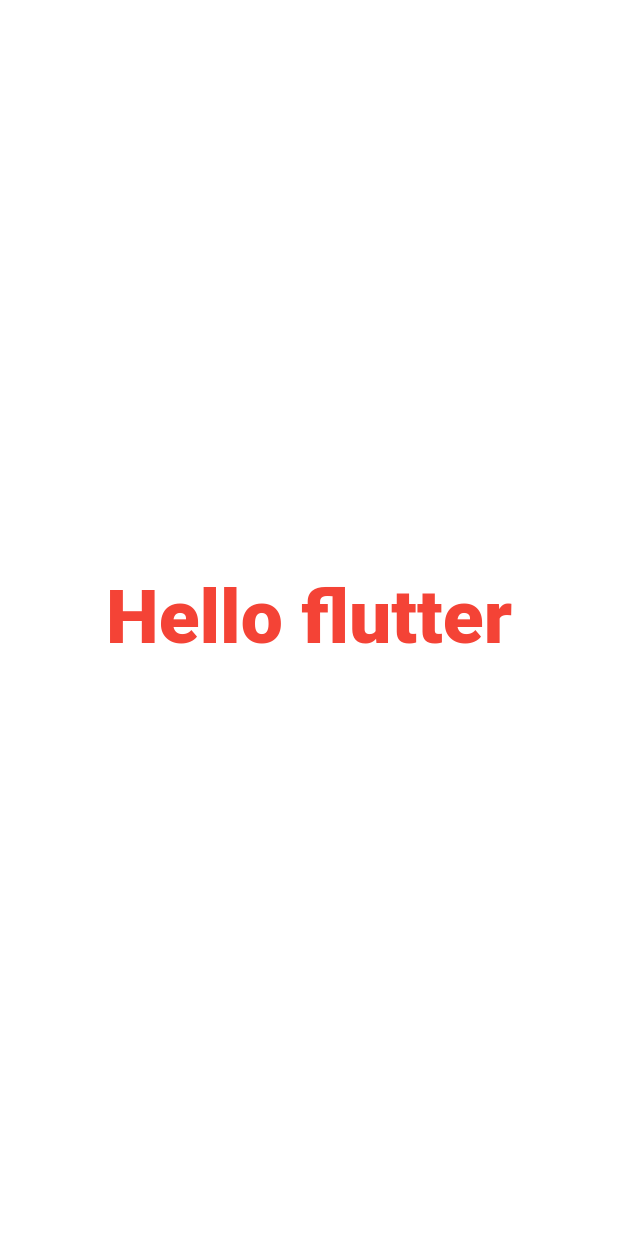
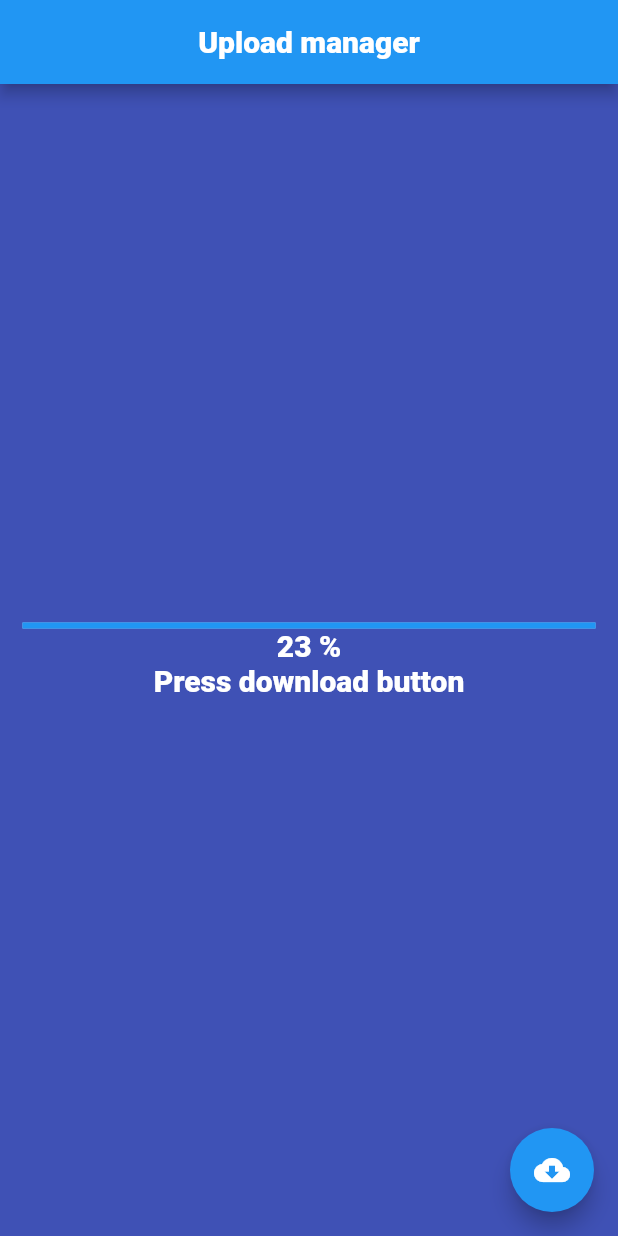
Before and after one commit to olelit/try_flutter, a Flutter app: the screen it shows after launch, on a phone screen of 412 x 824 dp. Run offline on Flutter 3.47's test engine with Material 2 defaults, Android fonts, the phone set to English and light mode, and no system bars.

Commit message:
add download manager stateless widget

```diff
--- a/lib/main.dart
+++ b/lib/main.dart
@@ -1,21 +1,39 @@
 import 'package:flutter/material.dart';
 
-void main() {
-  runApp(const MyApp());
-}
+void main() => runApp(const UploadFileWidget());
 
-class MyApp extends StatelessWidget {
-  const MyApp({super.key});
+class UploadFileWidget extends StatelessWidget {
+  const UploadFileWidget({super.key});
 
   @override
   Widget build(BuildContext context) {
-    return const Center(
-        child: Text(
-      'Hello flutter',
-      textDirection: TextDirection.ltr,
-      textAlign: TextAlign.center,
-      style: TextStyle(
-          color: Colors.red, fontSize: 50, fontWeight: FontWeight.bold),
-    ));
+    return MaterialApp(
+        home: Scaffold(
+            backgroundColor: Colors.indigo,
+            floatingActionButton: const FloatingActionButton(
+                onPressed: null, child: Icon(Icons.cloud_download)),
+            appBar: AppBar(
+              title: const Text('Upload manager'),
+              centerTitle: true,
+            ),
+            body: Center(
+                child: Container(
+                    padding: const EdgeInsets.all(15),
+                    child: Column(
+                      mainAxisAlignment: MainAxisAlignment.center,
+                      children: const <Widget>[
+                        LinearProgressIndicator(value: 23),
+                        Text(
+                          '23 %',
+                          textDirection: TextDirection.ltr,
+                          style: TextStyle(color: Colors.white, fontSize: 20),
+                        ),
+                        Text(
+                          'Press download button',
+                          textDirection: TextDirection.ltr,
+                          style: TextStyle(color: Colors.white, fontSize: 20),
+                        )
+                      ],
+                    )))));
   }
 }
```
